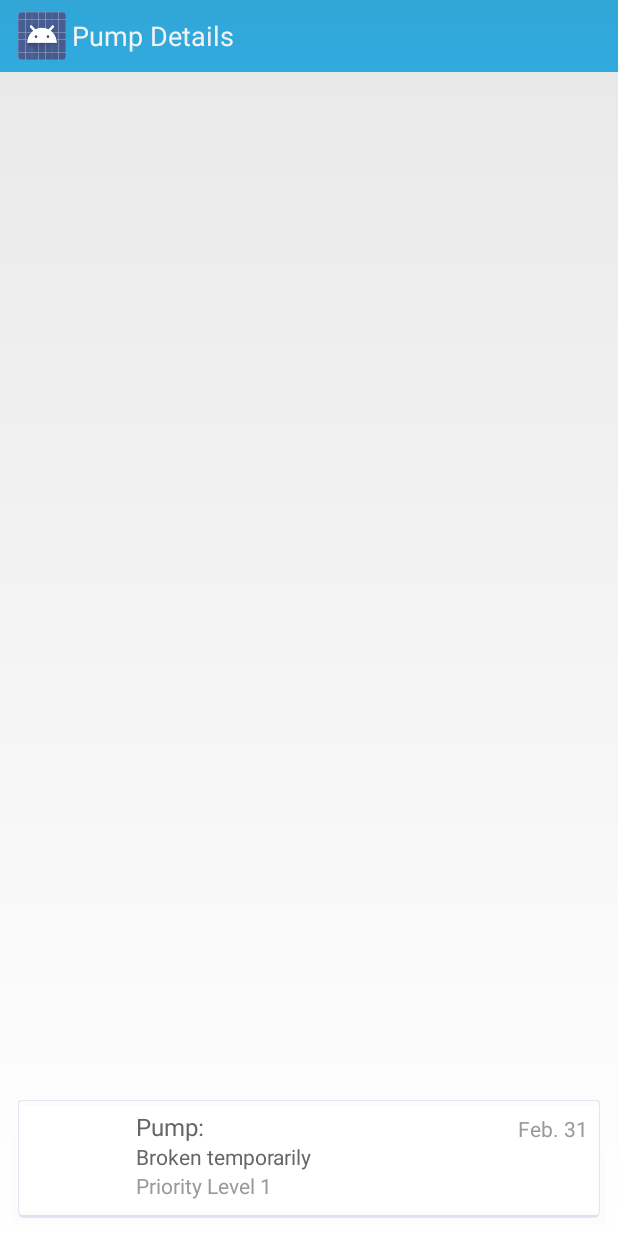
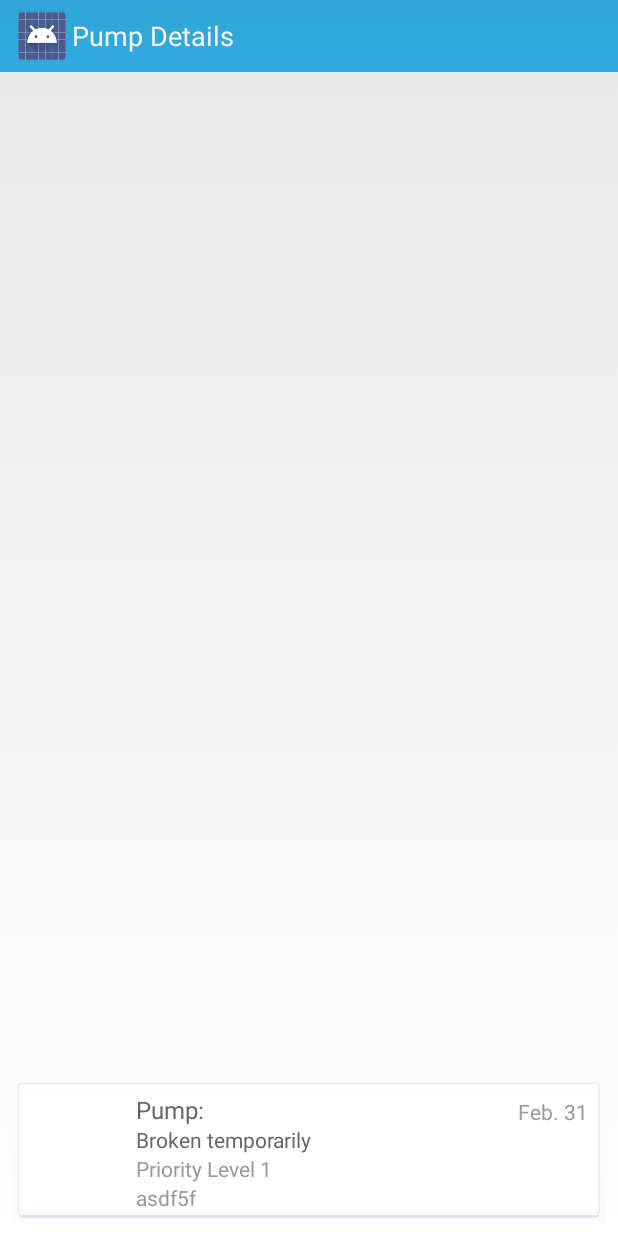
Before and after one commit to kasiahayden/WellDone, an Android app: the PumpDetails screen opened directly, with no data from a screen before it, on a phone screen of 412 x 824 dp. Run offline under Robolectric (Android 15) with nearby library versions, the phone set to English and light mode, and no system bars.

Commit message:
Update rows in the pump list for status.

```diff
--- a/app/src/main/java/com/codepath/welldone/PumpRowView.java
+++ b/app/src/main/java/com/codepath/welldone/PumpRowView.java
@@ -24,6 +24,8 @@ public class PumpRowView extends RelativeLayout {
     private Button newReportButton;
     private ViewGroup detailsContainer;
 
+    TextView tvObjectId;
+
     public ViewHolder viewHolder;
 
     public PumpRowView(Context context, AttributeSet attrs){
@@ -35,6 +37,7 @@ public class PumpRowView extends RelativeLayout {
 
         viewHolder = new ViewHolder();
         populateViewHolder();
+        tvObjectId = (TextView)findViewById(R.id.tvObjectID);
     }
 
     public void toggleExpandedState() {
@@ -79,10 +82,11 @@ public class PumpRowView extends RelativeLayout {
     public void updateSubviews(Pump pump) {
         // The last updated date is wrt the local time zone.
         viewHolder.tvLastUpdated.setText(DateTimeUtil.getFriendlyLocalDateTime(pump.getUpdatedAt()));
-        viewHolder.tvStatus.setText(Pump.humanReadableStringForStatus(pump.getCurrentStatus()));
+        viewHolder.tvStatus.setText(pump.getCurrentStatus());
         viewHolder.tvPriority.setText(String.format("Priority Level %d", pump.getPriority()));
         setPumpToRandomImage();
         setupLocationLabel(pump);
+        tvObjectId.setText(pump.getObjectId());
     }
 
     private void setPumpToRandomImage() {
--- a/app/src/main/res/layout/row_pump.xml
+++ b/app/src/main/res/layout/row_pump.xml
@@ -70,6 +70,16 @@
                 android:textColor="@color/textGray"
                 android:text="Priority Level 1" />
 
+            <TextView
+                android:id="@+id/tvObjectID"
+                android:layout_width="wrap_content"
+                android:layout_height="wrap_content"
+                android:layout_below="@id/tvPriority"
+                android:layout_alignLeft="@id/tvPumpStatus"
+                android:textSize="14dp"
+                android:textColor="@color/textGray"
+                android:text="asdf5f" />
+
             <RelativeLayout
                 android:id="@+id/vgDetailsContainer"
                 android:layout_width="wrap_content"
```
Also changed, not shown: app/src/main/java/com/codepath/welldone/model/Pump.java (+0 -16 lines).
